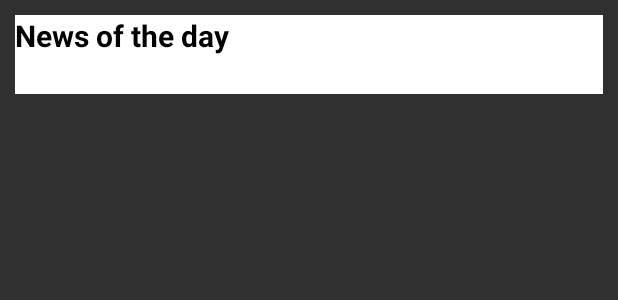
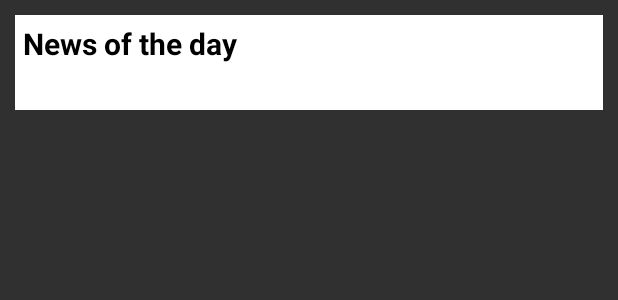
Before and after one commit to tanya-555/NewsDigest, an Android app: the layout news_item.xml on its own in the app's theme, with its tools: preview values and no code run, on a phone screen of 412 x 824 dp. Shown: the top 300 px of the screen. Run offline under Robolectric (Android 15) with nearby library versions, the phone set to English and light mode, and no system bars.

Commit message:
add padding for news textview

```diff
--- a/app/src/main/java/com/example/newsdigest/repository/BookmarksRepository/BookmarksRepository.java
+++ b/app/src/main/java/com/example/newsdigest/repository/BookmarksRepository.java
@@ -1,4 +1,4 @@
-package com.example.newsdigest.repository.BookmarksRepository;
+package com.example.newsdigest.repository;
 
 import android.app.Application;
 import android.os.AsyncTask;
--- a/app/src/main/java/com/example/newsdigest/viewholder/BookmarkViewHolder.java
+++ b/app/src/main/java/com/example/newsdigest/viewholder/BookmarkViewHolder.java
@@ -1,4 +1,6 @@
 package com.example.newsdigest.viewholder;
+
+import android.widget.TextView;
 
 import androidx.annotation.NonNull;
 import androidx.recyclerview.widget.RecyclerView;
@@ -9,10 +11,12 @@ import com.example.newsdigest.models.BookmarkModel;
 public class BookmarkViewHolder extends RecyclerView.ViewHolder {
 
     private BookmarkItemBinding binding;
+    public TextView tvSection;
 
     public BookmarkViewHolder(@NonNull BookmarkItemBinding binding) {
         super(binding.getRoot());
         this.binding = binding;
+        tvSection = binding.tvSection;
     }
 
     public void bindData(BookmarkModel bookmarkModel) {
--- a/app/src/main/java/com/example/newsdigest/viewmodel/BookmarkViewModel.java
+++ b/app/src/main/java/com/example/newsdigest/viewmodel/BookmarkViewModel.java
@@ -6,7 +6,7 @@ import androidx.lifecycle.LiveData;
 import androidx.lifecycle.ViewModel;
 
 import com.example.newsdigest.models.BookmarkModel;
-import com.example.newsdigest.repository.BookmarksRepository.BookmarksRepository;
+import com.example.newsdigest.repository.BookmarksRepository;
 
 import java.util.List;
 
--- a/app/src/main/res/layout/bookmark_activity.xml
+++ b/app/src/main/res/layout/bookmark_activity.xml
@@ -18,6 +18,7 @@
             android:id="@+id/contentView"
             android:layout_width="match_parent"
             android:layout_height="0dp"
+            android:background="@color/color_white"
             app:layout_constraintStart_toStartOf="parent"
             app:layout_constraintEnd_toEndOf="parent"
             app:layout_constraintTop_toBottomOf="@+id/details_toolbar"
--- a/app/src/main/res/layout/bookmark_item.xml
+++ b/app/src/main/res/layout/bookmark_item.xml
@@ -20,6 +20,7 @@
             android:layout_width="match_parent"
             android:layout_height="wrap_content"
             tools:text="News of the day"
+            android:padding="@dimen/size_5dp"
             android:text="@{response.title}"
             android:textColor="@color/color_black"
             android:textSize="@dimen/size_20dp"
--- a/app/src/main/res/layout/news_item.xml
+++ b/app/src/main/res/layout/news_item.xml
@@ -11,30 +11,31 @@
     <RelativeLayout xmlns:android="http://schemas.android.com/apk/res/android"
         android:layout_width="match_parent"
         android:layout_height="wrap_content"
+        android:layout_margin="@dimen/size_10dp"
         android:background="@color/color_white"
-        android:layout_margin="@dimen/size_10dp"
         android:orientation="vertical">
 
         <TextView
             android:id="@+id/tv_title"
             android:layout_width="match_parent"
             android:layout_height="wrap_content"
-            tools:text="News of the day"
+            android:padding="@dimen/size_5dp"
             android:text="@{response.webTitle}"
             android:textColor="@color/color_black"
             android:textSize="@dimen/size_20dp"
-            android:textStyle="bold" />
+            android:textStyle="bold"
+            tools:text="News of the day" />
 
         <TextView
             android:id="@+id/tv_section"
             android:layout_width="match_parent"
             android:layout_height="@dimen/size_25dp"
             android:layout_below="@+id/tv_title"
+            android:padding="@dimen/size_5dp"
+            android:text="@{response.sectionName}"
             android:textColor="@color/color_white"
-            android:textStyle="bold"
             android:textSize="@dimen/size_10dp"
-            android:padding="@dimen/size_5dp"
-            android:text="@{response.sectionName}"/>
+            android:textStyle="bold" />
 
     </RelativeLayout>
 
```
Also changed, not shown: app/src/main/java/com/example/newsdigest/adapter/BookmarkAdapter.java (+19 -0 lines).
